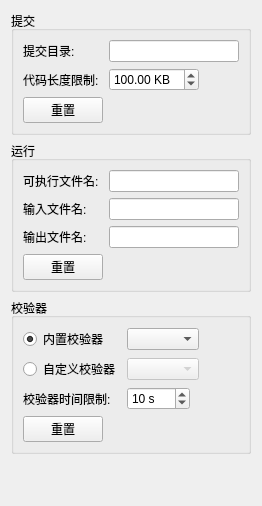
First picture: the form in src/configure/general/generaltabwidget.ui, repository sxyzccr/CCR-Plus, before the edit.
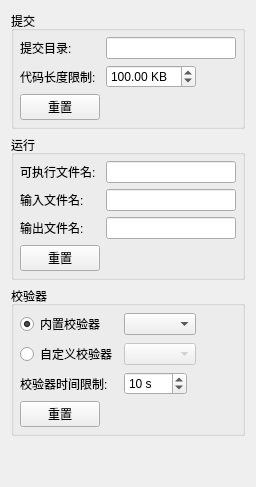
Second picture: the form after the edit.

The edit to the form file:
```diff
--- a/src/configure/general/generaltabwidget.ui
+++ b/src/configure/general/generaltabwidget.ui
@@ -8,16 +8,22 @@
   <layout class="QVBoxLayout" name="verticalLayout">
    <item>
     <widget class="QGroupBox" name="groupBox_submit">
-     <property name="minimumSize">
-      <size>
-       <width>135</width>
-       <height>107</height>
-      </size>
-     </property>
      <property name="title">
       <string>提交</string>
      </property>
      <layout class="QGridLayout" name="gridLayout_2">
+      <property name="leftMargin">
+       <number>6</number>
+      </property>
+      <property name="topMargin">
+       <number>6</number>
+      </property>
+      <property name="rightMargin">
+       <number>6</number>
+      </property>
+      <property name="bottomMargin">
+       <number>6</number>
+      </property>
       <item row="0" column="0">
        <widget class="QLabel" name="label_1">
         <property name="text">
@@ -43,12 +49,6 @@
           <verstretch>0</verstretch>
          </sizepolicy>
         </property>
-        <property name="minimumSize">
-         <size>
-          <width>0</width>
-          <height>23</height>
-         </size>
-        </property>
         <property name="suffix">
          <string> KB</string>
         </property>
@@ -81,16 +81,22 @@
    </item>
    <item>
     <widget class="QGroupBox" name="groupBox_run">
-     <property name="minimumSize">
-      <size>
-       <width>0</width>
-       <height>133</height>
-      </size>
-     </property>
      <property name="title">
       <string>运行</string>
      </property>
      <layout class="QGridLayout" name="gridLayout_3">
+      <property name="leftMargin">
+       <number>6</number>
+      </property>
+      <property name="topMargin">
+       <number>6</number>
+      </property>
+      <property name="rightMargin">
+       <number>6</number>
+      </property>
+      <property name="bottomMargin">
+       <number>6</number>
+      </property>
       <item row="0" column="0">
        <widget class="QLabel" name="label_3">
         <property name="text">
@@ -139,16 +145,22 @@
    </item>
    <item>
     <widget class="QGroupBox" name="groupBox_checker">
-     <property name="minimumSize">
-      <size>
-       <width>0</width>
-       <height>133</height>
-      </size>
-     </property>
      <property name="title">
       <string>校验器</string>
      </property>
      <layout class="QGridLayout" name="gridLayout_4">
+      <property name="leftMargin">
+       <number>6</number>
+      </property>
+      <property name="topMargin">
+       <number>6</number>
+      </property>
+      <property name="rightMargin">
+       <number>6</number>
+      </property>
+      <property name="bottomMargin">
+       <number>6</number>
+      </property>
       <item row="0" column="0">
        <widget class="QRadioButton" name="radioButton_builtin">
         <property name="minimumSize">
@@ -210,12 +222,6 @@
           <verstretch>0</verstretch>
          </sizepolicy>
         </property>
-        <property name="minimumSize">
-         <size>
-          <width>0</width>
-          <height>23</height>
-         </size>
-        </property>
         <property name="suffix">
          <string> s</string>
         </property>
@@ -264,7 +270,7 @@
      <property name="sizeHint" stdset="0">
       <size>
        <width>20</width>
-       <height>41</height>
+       <height>40</height>
       </size>
      </property>
     </spacer>
```
